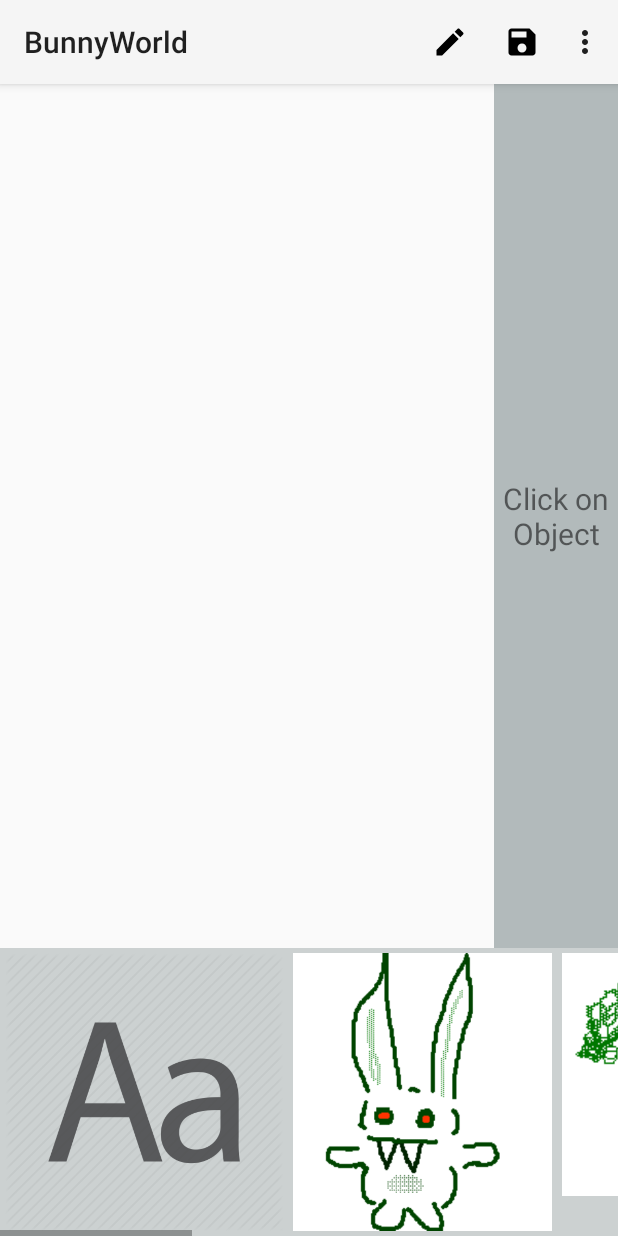
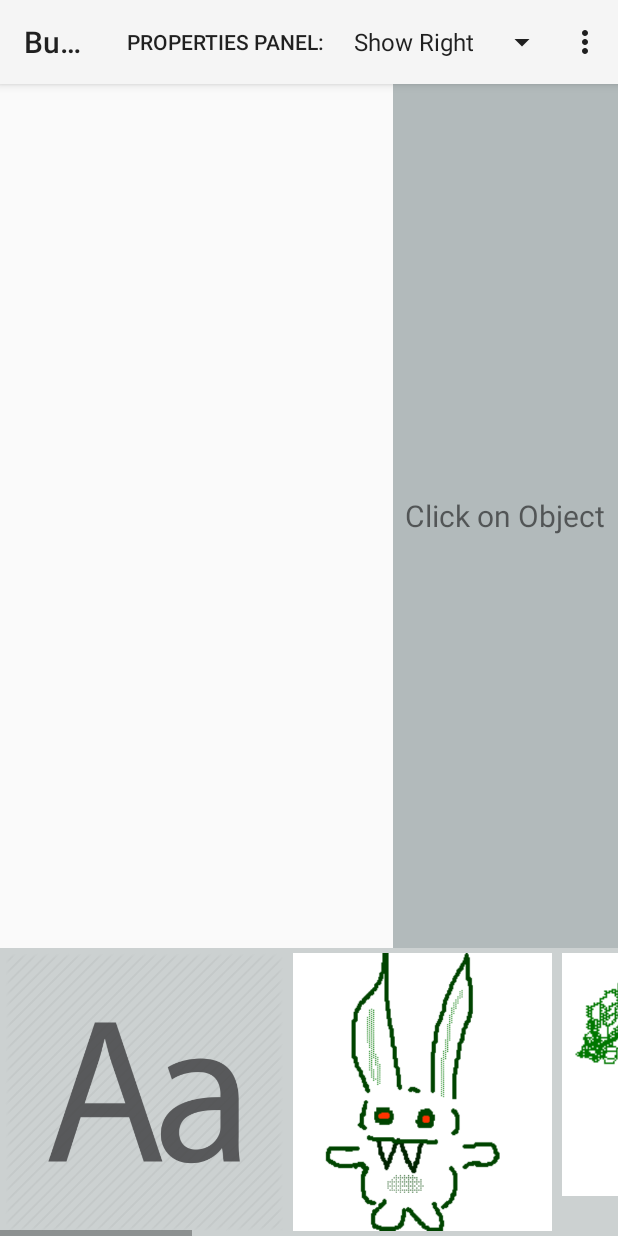
Before and after one commit to kaichun2/BunnyWorld, an Android app: the GameEditor screen opened directly, with no data from a screen before it, on a phone screen of 412 x 824 dp. Run offline under Robolectric (Android 15) with nearby library versions, the phone set to English and light mode, and no system bars; libraries missing offline, so code that uses them is left out: org.json.simple; 6 statements that could not run were skipped.

Commit message:
can move properties panel to display canvas

```diff
--- a/app/src/main/java/edu/stanford/cs108/bunnyworld/CanvasView.java
+++ b/app/src/main/java/edu/stanford/cs108/bunnyworld/CanvasView.java
@@ -26,7 +26,6 @@ public class CanvasView extends View {
 
     ArrayList<Shape> pageShapes;
     static int selectedResource;
-    static int numShapes;
     int selectedShape;
     Paint blueOutlinePaint;
     static private float xDown, yDown, offsetX = 0, offsetY = 0;
@@ -35,7 +34,6 @@ public class CanvasView extends View {
         super(context, attrs);
 
         pageShapes = null;
-        numShapes = 1;
         selectedShape = -1;
 
         init();
@@ -125,8 +123,7 @@ public class CanvasView extends View {
         resource.setBackgroundColor(getResources().getColor(R.color.light_grey));
 
         Shape newShape = new Shape();
-        newShape.setName(getResources().getString(R.string.shape) + numShapes);
-        numShapes++;
+        newShape.setName(getResources().getString(R.string.shape) + (Shape.getAllShapes().size() + 1));
 
         int width = resource.getWidth();
         newShape.setX(xDown - width/2);
--- a/app/src/main/java/edu/stanford/cs108/bunnyworld/GameEditor.java
+++ b/app/src/main/java/edu/stanford/cs108/bunnyworld/GameEditor.java
@@ -9,18 +9,24 @@ import android.graphics.drawable.BitmapDrawable;
 import android.support.v7.app.AlertDialog;
 import android.support.v7.app.AppCompatActivity;
 import android.os.Bundle;
+import android.view.Gravity;
 import android.view.Menu;
 import android.view.MenuItem;
 import android.view.View;
+import android.widget.AdapterView;
+import android.widget.ArrayAdapter;
 import android.widget.Button;
 import android.widget.EditText;
 import android.widget.ExpandableListView;
+import android.widget.FrameLayout;
 import android.widget.GridView;
+import android.widget.HorizontalScrollView;
 import android.widget.ImageView;
 import android.widget.LinearLayout;
 import android.widget.ListView;
 import android.widget.RelativeLayout;
 import android.widget.SimpleExpandableListAdapter;
+import android.widget.Spinner;
 import android.widget.Switch;
 import android.widget.TextView;
 import android.widget.Toast;
@@ -119,11 +125,86 @@ public class GameEditor extends AppCompatActivity {
         drawResources(resources);
 
         selectedResource = -1;
+
+
     }
 
     @Override
     public boolean onCreateOptionsMenu(Menu menu) {
         getMenuInflater().inflate(R.menu.main_game_editor, menu);
+
+        MenuItem propertyItem = menu.findItem(R.id.right_panel_visibility);
+        Spinner propertiesSpinner = (Spinner) propertyItem.getActionView();
+
+        ArrayAdapter<CharSequence> propertiesAdapter = ArrayAdapter.createFromResource(this,
+                R.array.location_array, android.R.layout.simple_spinner_item);
+        propertiesAdapter.setDropDownViewResource(android.R.layout.simple_spinner_dropdown_item);
+
+        propertiesSpinner.setAdapter(propertiesAdapter);
+
+//        MenuItem resourceItem = menu.findItem(R.id.resource_visibility);
+//        Spinner resourceSpinner = (Spinner) resourceItem.getActionView();
+//
+//        ArrayAdapter<CharSequence> resourceAdapter = ArrayAdapter.createFromResource(this,
+//                R.array.visibility_array, android.R.layout.simple_spinner_item);
+//        resourceAdapter.setDropDownViewResource(android.R.layout.simple_spinner_dropdown_item);
+//
+//        resourceSpinner.setAdapter(resourceAdapter);
+
+        propertiesSpinner.setOnItemSelectedListener(new AdapterView.OnItemSelectedListener() {
+
+            @Override
+
+            public void onItemSelected(AdapterView adapterView, View view, int i, long l) {
+                String selected = adapterView.getSelectedItem().toString();
+                LinearLayout propertiesView = findViewById(R.id.right_panel);
+                FrameLayout entireEditor = findViewById(R.id.entire_editor);
+
+                if (selected.equals("Show Left")) {
+                    FrameLayout.LayoutParams params = new FrameLayout.LayoutParams(225, FrameLayout.LayoutParams.MATCH_PARENT);
+                    params.gravity = Gravity.LEFT;
+                    propertiesView.setLayoutParams(params);
+                    propertiesView.setVisibility(view.VISIBLE);
+                } else if (selected.equals("Show Right")) {
+                    FrameLayout.LayoutParams params = new FrameLayout.LayoutParams(225, FrameLayout.LayoutParams.MATCH_PARENT);
+                    params.gravity = Gravity.RIGHT;
+                    propertiesView.setLayoutParams(params);
+                    propertiesView.setVisibility(view.VISIBLE);
+                } else if (selected.equals("Hide")) {
+                    propertiesView.setVisibility(view.GONE);
+                }
+
+            }
+
+            @Override
+            public void onNothingSelected(AdapterView adapterView) {
+
+            }
+        });
+
+//        resourceSpinner.setOnItemSelectedListener(new AdapterView.OnItemSelectedListener() {
+//
+//            @Override
+//
+//            public void onItemSelected(AdapterView adapterView, View view, int i, long l) {
+//
+//                String selected = adapterView.getSelectedItem().toString();
+//                HorizontalScrollView resourceView = findViewById(R.id.resource_panel);
+//
+//                if (selected.equals("Show")) {
+//                    resourceView.setVisibility(view.VISIBLE);
+//                } else if (selected.equals("Hide")) {
+//                    resourceView.setVisibility(view.GONE);
+//                }
+//
+//            }
+//
+//            @Override
+//            public void onNothingSelected(AdapterView adapterView) {
+//
+//            }
+//        });
+
         return super.onCreateOptionsMenu(menu);
     }
 
@@ -671,7 +752,18 @@ public class GameEditor extends AppCompatActivity {
                         // TO DO: delete object
                         // remove from the arraylist
                         // CHECK IF THERES ONLY ONE PAGE?
-                        Page.getPages().remove(currPage);
+                        ArrayList<Page> allPages = Page.getPages();
+                        int removed = allPages.indexOf(currPage);
+                        int removedID = currPage.getPageID();
+                        allPages.remove(currPage);
+
+                        for (int i = removed; i < allPages.size(); i++) {
+                            Page curr = allPages.get(i);
+                            curr.setPageID(removedID);
+
+                            removedID++;
+                        }
+
                         onBackPressed();
                         delete.dismiss();
                     }
--- a/app/src/main/java/edu/stanford/cs108/bunnyworld/Page.java
+++ b/app/src/main/java/edu/stanford/cs108/bunnyworld/Page.java
@@ -103,6 +103,10 @@ public class Page {
 
     public void setPageName(String name) {
         this.pageName = name;
+    }
+
+    public void setPageID(int id) {
+        this.pageID = id;
     }
 
     public static void setPossessions(ArrayList<Shape> poss) { possessions = poss; }
--- a/app/src/main/res/layout/activity_game_editor.xml
+++ b/app/src/main/res/layout/activity_game_editor.xml
@@ -16,7 +16,7 @@
         android:theme="@style/ThemeOverlay.AppCompat.ActionBar"
         app:popupTheme="@style/ThemeOverlay.AppCompat.Light"/>
 
-    <LinearLayout
+    <FrameLayout
         android:id="@+id/entire_editor"
         android:layout_width="match_parent"
         android:layout_height="0dp"
@@ -26,18 +26,17 @@
 
         <edu.stanford.cs108.bunnyworld.CanvasView
             android:id="@+id/canvas"
-            android:layout_width="0dp"
+            android:layout_width="match_parent"
             android:layout_height="match_parent"
-            android:layout_weight="4"
             />
 
             <LinearLayout
                 android:id="@+id/right_panel"
-                android:layout_width="0dp"
+                android:layout_width="225dp"
                 android:layout_height="match_parent"
-                android:layout_weight="1"
                 android:background="@color/dark_grey"
                 android:orientation="vertical"
+                android:layout_gravity="right"
                 >
 
                 <TextView
@@ -164,9 +163,10 @@
 
             </LinearLayout>
 
-    </LinearLayout>
+    </FrameLayout>
 
     <HorizontalScrollView
+        android:id="@+id/resource_panel"
         android:layout_width="match_parent"
         android:layout_height="0dp"
         android:layout_weight="1"
--- a/app/src/main/res/menu/main_game_editor.xml
+++ b/app/src/main/res/menu/main_game_editor.xml
@@ -4,6 +4,38 @@
     xmlns:tools="http://schemas.android.com/tools"
     tools:context=".GameEditor"
     >
+
+    <item
+        android:title="@string/properties_panel"
+        android:layout_width="wrap_content"
+        android:layout_height="wrap_content"
+        app:showAsAction="ifRoom"
+        />
+
+    <item
+        android:id="@+id/right_panel_visibility"
+        android:title=""
+        android:layout_width="wrap_content"
+        android:layout_height="wrap_content"
+        app:actionViewClass="android.widget.Spinner"
+        app:showAsAction="ifRoom"
+        />
+
+    <!--<item-->
+        <!--android:title="@string/resource_panel"-->
+        <!--android:layout_width="wrap_content"-->
+        <!--android:layout_height="wrap_content"-->
+        <!--app:showAsAction="ifRoom"-->
+        <!--/>-->
+
+    <!--<item-->
+        <!--android:id="@+id/resource_visibility"-->
+        <!--android:title=""-->
+        <!--android:layout_width="wrap_content"-->
+        <!--android:layout_height="wrap_content"-->
+        <!--app:actionViewClass="android.widget.Spinner"-->
+        <!--app:showAsAction="ifRoom"-->
+        <!--/>-->
 
     <item
         android:id="@+id/edit_page"
--- a/app/src/main/res/values/strings.xml
+++ b/app/src/main/res/values/strings.xml
@@ -22,4 +22,15 @@
     <string name="shape">shape</string>
     <string name="text">Text:</string>
     <string name="reset_script">Reset Script</string>
+    <string name="properties_panel">Properties panel:</string>
+    <string name="resource_panel">Resource panel:</string>
+    <string-array name="location_array">
+        <item>Show Right</item>
+        <item>Show Left</item>
+        <item>Hide</item>
+    </string-array>
+    <string-array name="visibility_array">
+        <item>Show</item>
+        <item>Hide</item>
+    </string-array>
 </resources>
```
